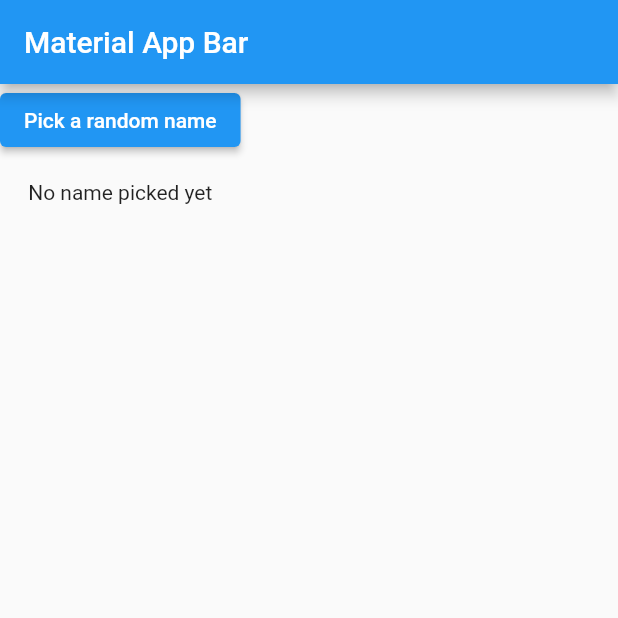
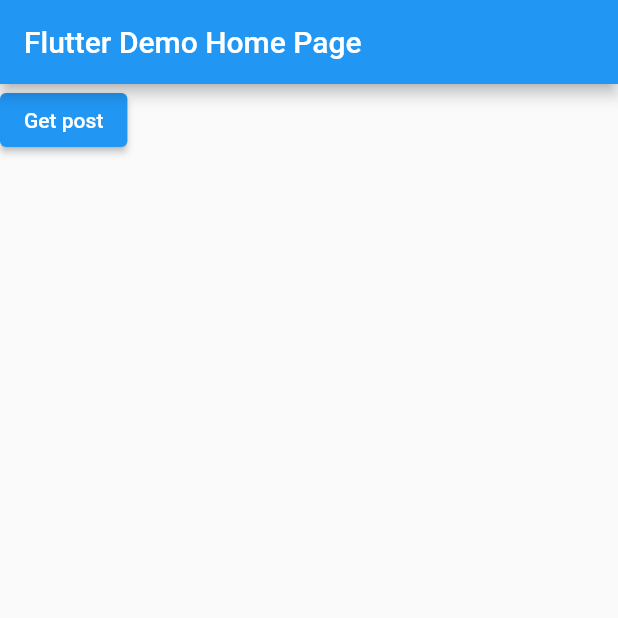
Before and after one commit to NguyenHoangKaiser/flutter_application_1, a Flutter app: the screen it shows after launch, on a phone screen of 412 x 824 dp, the top half of it. Run offline on Flutter 3.47's test engine with Material 2 defaults, Android fonts, the phone set to English and light mode, and no system bars; our stand-ins replace bloc, dio, flutter_bloc, freezed_annotation.

Commit message:
bloc, freezed, dio

```diff
--- /dev/null
+++ b/lib/cubit/post_cubit.dart
@@ -0,0 +1,32 @@
+import 'dart:developer';
+
+import 'package:bloc/bloc.dart';
+import 'package:dio/dio.dart';
+import 'package:flutter_application_1/model/post.dart';
+import 'package:freezed_annotation/freezed_annotation.dart';
+
+part 'post_cubit.freezed.dart';
+part 'post_state.dart';
+
+class PostCubit extends Cubit<PostState> {
+  PostCubit() : super(const PostState.initial());
+
+  getPosts() async {
+    try {
+      emit(const PostState.loading());
+      Dio dio = Dio();
+      Response response =
+          await dio.get('https://jsonplaceholder.typicode.com/posts');
+      log(response.statusCode.toString());
+      if (response.statusCode == 200) {
+        List<Post> post =
+            response.data.map<Post>((e) => Post.fromJson(e)).toList();
+        emit(PostState.loaded(post));
+      } else {
+        emit(const PostState.error());
+      }
+    } catch (e) {
+      emit(const PostState.error());
+    }
+  }
+}
--- /dev/null
+++ b/lib/cubit/post_state.dart
@@ -0,0 +1,9 @@
+part of 'post_cubit.dart';
+
+@freezed
+class PostState with _$PostState {
+  const factory PostState.initial() = _Initial;
+  const factory PostState.loading() = _Loading;
+  const factory PostState.loaded(List<Post> post) = _Loader;
+  const factory PostState.error() = _Error;
+}
--- a/lib/main.dart
+++ b/lib/main.dart
@@ -1,106 +1,72 @@
-import 'dart:math' as math show Random;
+import 'package:flutter/material.dart';
+import 'package:flutter_application_1/cubit/post_cubit.dart';
+import 'package:flutter_bloc/flutter_bloc.dart';
 
-import 'package:bloc/bloc.dart';
-import 'package:flutter/material.dart';
-
-void main() => runApp(const MyApp());
+void main() {
+  runApp(const MyApp());
+}
 
 class MyApp extends StatelessWidget {
-  const MyApp({super.key});
+  const MyApp({Key? key}) : super(key: key);
 
   @override
   Widget build(BuildContext context) {
-    return const MaterialApp(
-      title: 'Material App',
-      home: HomePage(),
+    return MaterialApp(
+      title: 'Flutter Demo',
+      theme: ThemeData(
+        primarySwatch: Colors.blue,
+      ),
+      home: BlocProvider(
+        create: (context) => PostCubit(),
+        child: const MyHomePage(),
+      ),
     );
   }
 }
 
-const names = [
-  'foo',
-  'bar',
-  'baz',
-];
-
-extension RandomElement<T> on List<T> {
-  T get randomElement => this[math.Random().nextInt(length)];
-}
-
-class NamesCubit extends Cubit<String?> {
-  NamesCubit() : super(null);
-
-  void pickRandomName() {
-    emit(names.randomElement);
-  }
-}
-
-class HomePage extends StatefulWidget {
-  const HomePage({
-    super.key,
-  });
-
-  @override
-  State<HomePage> createState() => _HomePageState();
-}
-
-class _HomePageState extends State<HomePage> {
-  late final NamesCubit cubit;
-
-  @override
-  void initState() {
-    super.initState();
-    cubit = NamesCubit();
-  }
-
-  @override
-  void dispose() {
-    cubit.close();
-    super.dispose();
-  }
+class MyHomePage extends StatelessWidget {
+  const MyHomePage({super.key});
 
   @override
   Widget build(BuildContext context) {
+    getPosts() {
+      context.read<PostCubit>().getPosts();
+    }
+
     return Scaffold(
-        appBar: AppBar(
-          title: const Text('Material App Bar'),
-        ),
-        body: StreamBuilder<String?>(
-          stream: cubit.stream,
-          builder: (BuildContext context, AsyncSnapshot<String?> snapshot) {
-            final button = ElevatedButton(
-              onPressed: cubit.pickRandomName,
-              child: const Text('Pick a random name'),
-            );
-            switch (snapshot.connectionState) {
-              case ConnectionState.none:
-                return button;
-              case ConnectionState.waiting:
-                return Column(
-                  children: [
-                    button,
-                    const SizedBox(height: 16),
-                    Text(snapshot.data ?? 'No name picked yet'),
-                  ],
+      appBar: AppBar(
+        title: const Text('Flutter Demo Home Page'),
+      ),
+      body: BlocBuilder<PostCubit, PostState>(
+        builder: (context, state) {
+          return state.when(
+            initial: () => ElevatedButton(
+              onPressed: () {
+                getPosts();
+              },
+              child: const Text('Get post'),
+            ),
+            loading: () => const Center(
+              child: CircularProgressIndicator(),
+            ),
+            loaded: (post) => ListView.builder(
+              itemCount: post.length,
+              itemBuilder: (context, index) {
+                return ListTile(
+                  title: Text(post[index].title),
+                  subtitle: Text(post[index].body),
                 );
-              case ConnectionState.active:
-                return Column(
-                  children: [
-                    button,
-                    const SizedBox(height: 16),
-                    Text(snapshot.data ?? 'No name picked yet'),
-                  ],
-                );
-              case ConnectionState.done:
-                return Column(
-                  children: [
-                    button,
-                    const SizedBox(height: 16),
-                    Text(snapshot.data ?? 'No name picked yet'),
-                  ],
-                );
-            }
-          },
-        ));
+              },
+            ),
+            error: () => ElevatedButton(
+              onPressed: () {
+                getPosts();
+              },
+              child: const Text('Retry'),
+            ),
+          );
+        },
+      ),
+    );
   }
 }
--- /dev/null
+++ b/lib/model/post.dart
@@ -0,0 +1,16 @@
+import 'package:freezed_annotation/freezed_annotation.dart';
+
+part 'post.freezed.dart';
+part 'post.g.dart';
+
+@freezed
+abstract class Post with _$Post {
+  const factory Post({
+    required int userId,
+    required int id,
+    required String title,
+    required String body,
+  }) = _Post;
+
+  factory Post.fromJson(Map<String, dynamic> json) => _$PostFromJson(json);
+}
```
Also changed, not shown: analysis_options.yaml (+9 -24 lines), lib/model/category.dart (added, +19 -0 lines), pubspec.yaml (+6 -2 lines), lib/cubit/post_cubit.freezed.dart (added), lib/model/category.freezed.dart (added), lib/model/category.g.dart (added), lib/model/post.freezed.dart (added), lib/model/post.g.dart (added), pubspec.lock.
